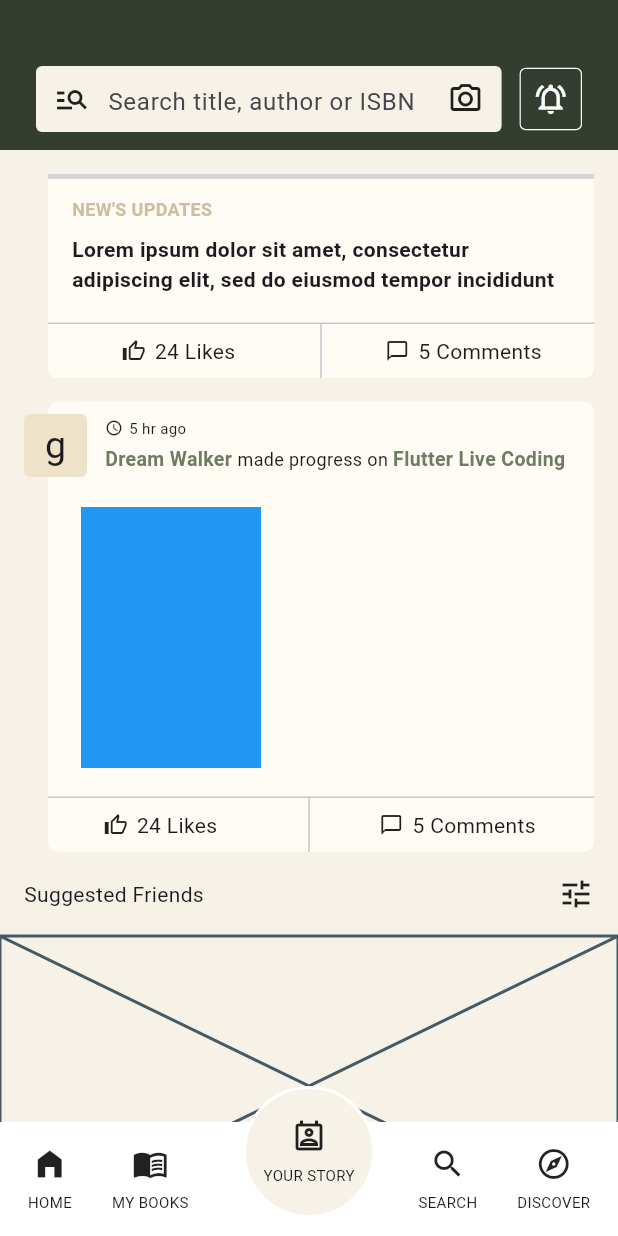
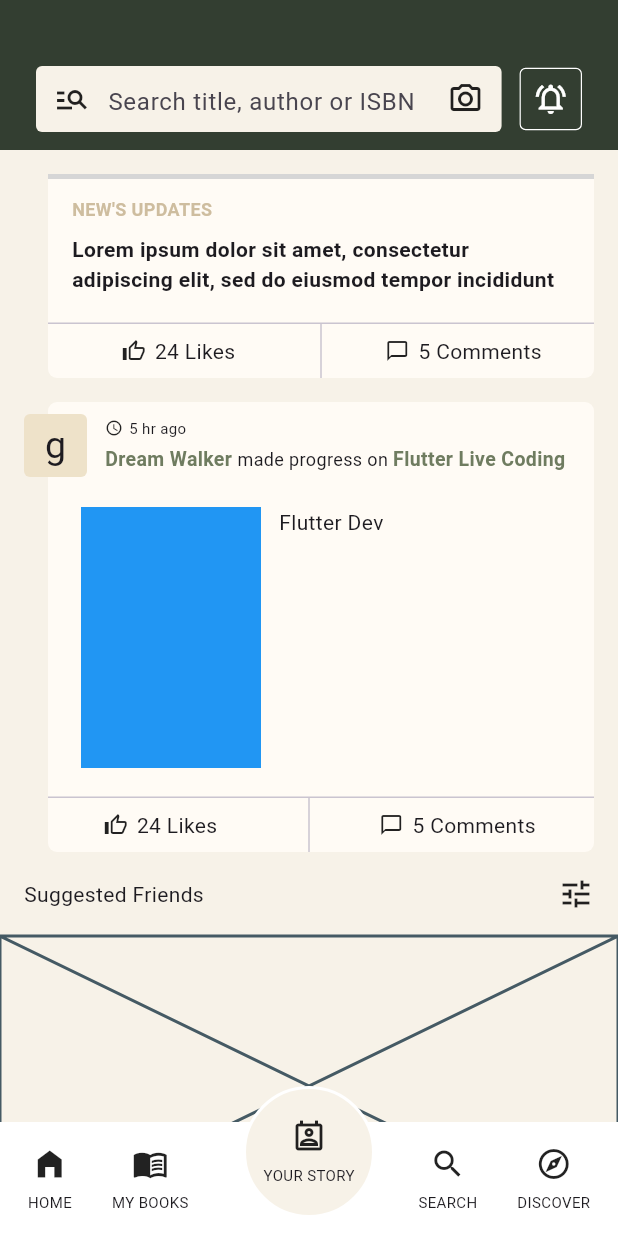
Before and after one commit to JAICHANGPARK/flutter_notebook_chapter_43, a Flutter app: the NewsFeedHomePage screen opened directly, scrolled down 164 dp, on a phone screen of 412 x 824 dp. Run offline on Flutter 3.47's test engine with Material 3 defaults, Android fonts, the phone set to English and light mode, and no system bars; our stand-ins replace gap, hugeicons; network calls fail; grey boxes are pictures that could not be loaded.

Commit message:
Update news_feed_home_page.dart

```diff
--- a/lib/ep2163_newsfeed_app/views/news_feed_home_page.dart
+++ b/lib/ep2163_newsfeed_app/views/news_feed_home_page.dart
@@ -324,6 +324,12 @@ class _NewsFeedHomePageState extends State<NewsFeedHomePage> {
                                                     ),
                                                     Column(
                                                       children: [
+                                                        Text(
+                                                          "Flutter Dev",
+                                                        ),
+                                                        Text.rich(TextSpan(
+                                                          children: [],
+                                                        )),
                                                         Container(
                                                           color: Colors.orange,
                                                         )
```
